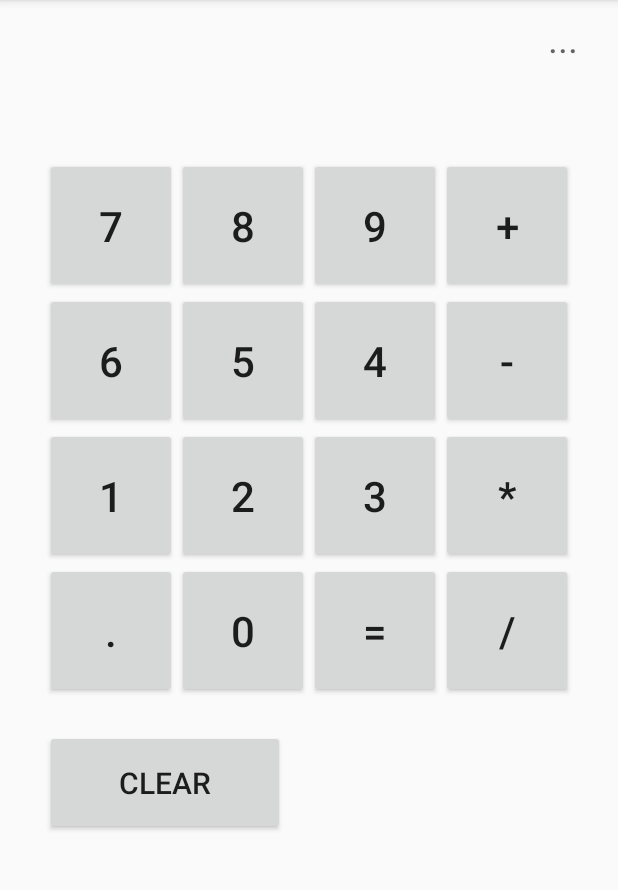
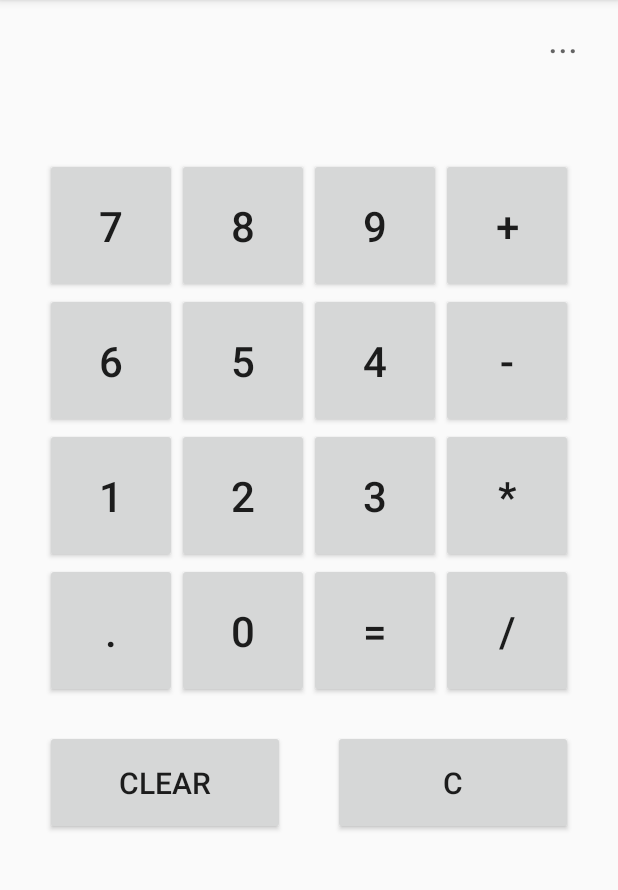
Before and after one commit to Dark-Light-20/Calculator-App, an Android app: the screen it shows after launch (MainActivity), on a phone screen of 412 x 824 dp, the part 84-974 px from its top. Run offline under Robolectric (Android 15) with nearby library versions, the phone set to English and light mode, and no system bars.

Commit message:
minor presentation fixes

```diff
--- a/app/src/main/AndroidManifest.xml
+++ b/app/src/main/AndroidManifest.xml
@@ -10,7 +10,7 @@
         android:supportsRtl="true"
         android:theme="@style/AppTheme">
         <activity android:name=".SplashScreen"
-            android:theme="@style/AppTheme.NoActionBar"
+            android:theme="@style/AppTheme"
             android:screenOrientation="portrait">
             <intent-filter>
                 <action android:name="android.intent.action.MAIN" />
--- a/app/src/main/java/com/example/calculator/CalculatorFragment.java
+++ b/app/src/main/java/com/example/calculator/CalculatorFragment.java
@@ -73,6 +73,7 @@ public class CalculatorFragment extends Fragment implements View.OnClickListener
         Button button_dot = view.findViewById(R.id.button_dot);
         Button button_eq = view.findViewById(R.id.button_eq);
         Button button_clear = view.findViewById(R.id.button_clear);
+        Button button_C = view.findViewById(R.id.button_C);
 
         button0.setOnClickListener(this);
         button1.setOnClickListener(this);
@@ -91,6 +92,7 @@ public class CalculatorFragment extends Fragment implements View.OnClickListener
         button_dot.setOnClickListener(this);
         button_eq.setOnClickListener(this);
         button_clear.setOnClickListener(this);
+        button_C.setOnClickListener(this);
 
         return view;
     }
@@ -111,6 +113,13 @@ public class CalculatorFragment extends Fragment implements View.OnClickListener
 
             case R.id.button_clear:
                 text.setText("");
+                break;
+
+            case R.id.button_C:
+                if(!text.getText().equals("")){
+                    String text2 = text.getText().toString().substring(0, text.getText().toString().length()-1);
+                    text.setText(text2);
+                }
                 break;
 
             case R.id.button_sen:
--- a/app/src/main/java/com/example/calculator/MainActivity.java
+++ b/app/src/main/java/com/example/calculator/MainActivity.java
@@ -27,6 +27,7 @@ public class MainActivity extends AppCompatActivity implements NavigationView.On
         DrawerLayout drawer = findViewById(R.id.drawer_layout);
         NavigationView navigationView = findViewById(R.id.nav_view);
         navigationView.setNavigationItemSelectedListener(this);
+        navigationView.setItemIconTintList(null);
 
         ActionBarDrawerToggle toggle = new ActionBarDrawerToggle(this, drawer, toolbar,
                 R.string.navigation_drawe_open, R.string.navigation_drawe_close);
--- a/app/src/main/java/com/example/calculator/SplashScreen.java
+++ b/app/src/main/java/com/example/calculator/SplashScreen.java
@@ -10,6 +10,7 @@ public class SplashScreen extends AppCompatActivity {
 
     @Override
     protected void onCreate(Bundle savedInstanceState) {
+        this.getSupportActionBar().hide();
         super.onCreate(savedInstanceState);
         setContentView(R.layout.activity_splash_screen);
 
--- a/app/src/main/res/layout-land/fragment_calculator.xml
+++ b/app/src/main/res/layout-land/fragment_calculator.xml
@@ -212,6 +212,16 @@
                 android:textSize="17sp">
             </Button>
 
+            <Button
+                android:id="@+id/button_C"
+                style="@style/Widget.AppCompat.Button"
+                android:layout_width="130dp"
+                android:layout_height="70dp"
+                android:text="@string/c_btn"
+                android:layout_marginStart="5dp"
+                android:textSize="17sp">
+            </Button>
+
         </TableRow>
     </TableLayout>
 
--- a/app/src/main/res/layout/activity_main.xml
+++ b/app/src/main/res/layout/activity_main.xml
@@ -24,21 +24,20 @@
             android:popupTheme="@style/ThemeOverlay.AppCompat.Light"
             android:elevation="4dp">
         </androidx.appcompat.widget.Toolbar>
+
+        <FrameLayout
+            android:id="@+id/fragment_container"
+            android:layout_width="match_parent"
+            android:layout_height="match_parent">
+        </FrameLayout>
     </LinearLayout>
-
-    <FrameLayout
-        android:id="@+id/fragment_container"
-        android:layout_width="match_parent"
-        android:layout_height="match_parent"
-        android:layout_marginTop="?attr/actionBarSize">
-    </FrameLayout>
 
     <com.google.android.material.navigation.NavigationView
         android:layout_width="wrap_content"
         android:layout_height="match_parent"
         android:id="@+id/nav_view"
         android:layout_gravity="start"
-        app:headerLayout="@layout/nav_header"
+        app:headerLayout="@menu/nav_header"
         app:menu="@menu/drawer_menu">
     </com.google.android.material.navigation.NavigationView>
 
--- a/app/src/main/res/layout/fragment_about.xml
+++ b/app/src/main/res/layout/fragment_about.xml
@@ -10,7 +10,7 @@
         android:id="@+id/scroll3"
         android:layout_width="wrap_content"
         android:layout_height="match_parent"
-        android:layout_marginTop="160dp"
+        android:layout_marginTop="120dp"
         app:layout_constraintEnd_toEndOf="parent"
         app:layout_constraintStart_toStartOf="parent"
         app:layout_constraintTop_toBottomOf="@+id/imageView">
@@ -82,7 +82,6 @@
         android:contentDescription="@string/ic_desc"
         android:layout_width="wrap_content"
         android:layout_height="wrap_content"
-        android:layout_marginTop="?attr/actionBarSize"
         app:layout_constraintEnd_toEndOf="parent"
         app:layout_constraintStart_toStartOf="parent"
         app:layout_constraintTop_toTopOf="parent"
--- a/app/src/main/res/layout/fragment_calculator.xml
+++ b/app/src/main/res/layout/fragment_calculator.xml
@@ -8,7 +8,6 @@
         android:id="@+id/text_res"
         android:layout_width="360dp"
         android:layout_height="65dp"
-        android:layout_marginTop="?attr/actionBarSize"
         android:textAlignment="textEnd"
         android:paddingTop="8dp"
         android:textSize="25sp"
@@ -206,4 +205,17 @@
         app:layout_constraintStart_toStartOf="parent">
     </Button>
 
+    <Button
+        android:id="@+id/button_C"
+        android:layout_width="160dp"
+        android:layout_height="70dp"
+        android:textSize="20sp"
+        android:layout_marginEnd="30dp"
+        android:layout_marginTop="10dp"
+        android:text="@string/c_btn"
+        style="@style/Widget.AppCompat.Button"
+        app:layout_constraintTop_toBottomOf="@+id/table"
+        app:layout_constraintEnd_toEndOf="parent">
+    </Button>
+
 </androidx.constraintlayout.widget.ConstraintLayout>
--- a/app/src/main/res/layout/fragment_history.xml
+++ b/app/src/main/res/layout/fragment_history.xml
@@ -6,9 +6,7 @@
         android:orientation="vertical"
         android:id="@+id/linear_history"
         android:layout_width="match_parent"
-        android:layout_height="wrap_content"
-        android:layout_marginTop="?attr/actionBarSize">
-
+        android:layout_height="wrap_content">
     </LinearLayout>
 
 </ScrollView>
--- a/app/src/main/res/values/strings.xml
+++ b/app/src/main/res/values/strings.xml
@@ -6,8 +6,9 @@
     <string name="dev_txt">Developed By:</string>
     <string name="aut_name">Sebastian Diaz Paz</string>
     <string name="ic_desc">App icon</string>
-    <string name="version">v2.4.0</string>
+    <string name="version">v2.4.1</string>
     <string name="history">History</string>
+    <string name="c_btn">C</string>
 
     <string name="navigation_drawe_open">Open navigation drawer</string>
     <string name="navigation_drawe_close">Close navigation drawer</string>
```
Also changed, not shown: app/src/main/res/menu/nav_header.xml (renamed from app/src/main/res/layout/nav_header.xml), 1 other file.
